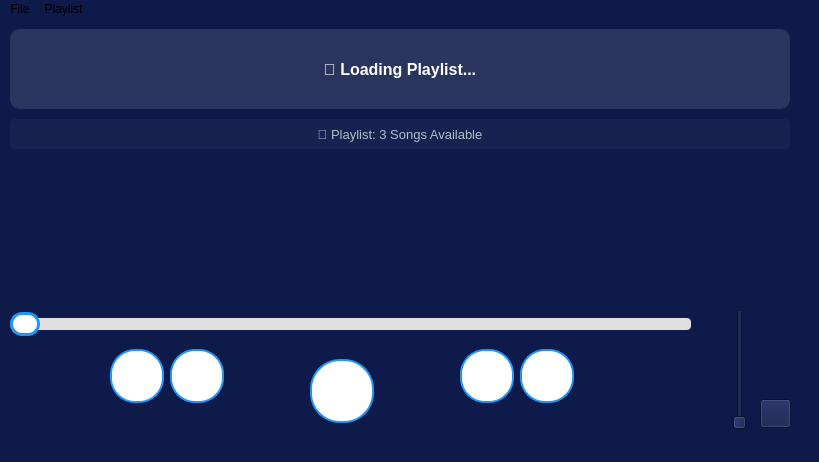
snahvi/AP_jukebox, file mainwindow.ui: the form before one commit.
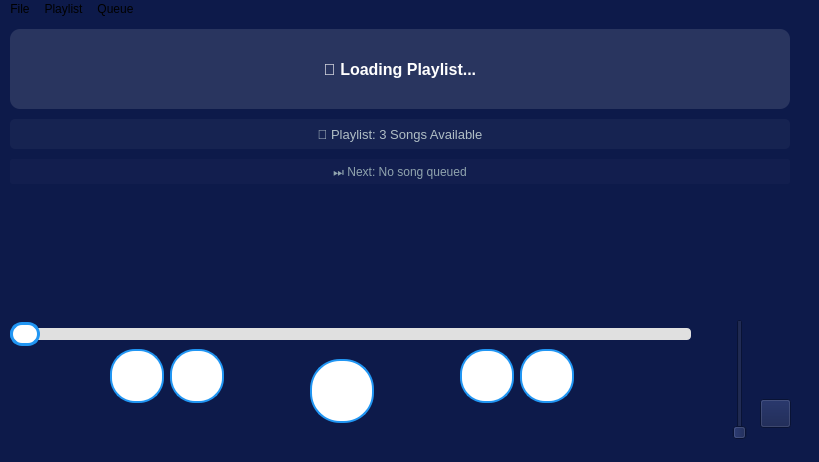
The form after the commit.

What changed in the file:
```diff
--- a/mainwindow.ui
+++ b/mainwindow.ui
@@ -54,7 +54,7 @@
     <property name="geometry">
      <rect>
       <x>10</x>
-      <y>290</y>
+      <y>300</y>
       <width>681</width>
       <height>31</height>
      </rect>
@@ -283,7 +283,7 @@
     <property name="geometry">
      <rect>
       <x>730</x>
-      <y>290</y>
+      <y>300</y>
       <width>20</width>
       <height>121</height>
      </rect>
@@ -296,7 +296,7 @@
     <property name="geometry">
      <rect>
       <x>20</x>
-      <y>260</y>
+      <y>280</y>
       <width>63</width>
       <height>20</height>
      </rect>
@@ -312,7 +312,7 @@
     <property name="geometry">
      <rect>
       <x>640</x>
-      <y>260</y>
+      <y>280</y>
       <width>63</width>
       <height>20</height>
      </rect>
@@ -353,6 +353,34 @@
      <set>Qt::AlignmentFlag::AlignCenter</set>
     </property>
    </widget>
+   <widget class="QLabel" name="label_next_song">
+    <property name="geometry">
+     <rect>
+      <x>10</x>
+      <y>140</y>
+      <width>780</width>
+      <height>25</height>
+     </rect>
+    </property>
+    <property name="font">
+     <font>
+      <pointsize>9</pointsize>
+      <bold>false</bold>
+     </font>
+    </property>
+    <property name="styleSheet">
+     <string notr="true">color: #90A4AE;
+background-color: rgba(255, 255, 255, 5);
+border-radius: 3px;
+padding: 3px;</string>
+    </property>
+    <property name="text">
+     <string>⏭️ Next: No song queued</string>
+    </property>
+    <property name="alignment">
+     <set>Qt::AlignmentFlag::AlignCenter</set>
+    </property>
+   </widget>
   </widget>
   <widget class="QMenuBar" name="menubar">
    <property name="geometry">
@@ -376,9 +404,23 @@
     <addaction name="actionNew_Playlist"/>
     <addaction name="actionOpen_Folder"/>
     <addaction name="actionLoad_Playlist"/>
+    <addaction name="separator"/>
+    <addaction name="actionAdd_Songs"/>
+   </widget>
+   <widget class="QMenu" name="menuQueue">
+    <property name="title">
+     <string>Queue</string>
+    </property>
+    <addaction name="actionEnable_Queue"/>
+    <addaction name="separator"/>
+    <addaction name="actionAdd_to_Queue"/>
+    <addaction name="actionView_Queue"/>
+    <addaction name="separator"/>
+    <addaction name="actionClear_Queue"/>
    </widget>
    <addaction name="menuOpen"/>
    <addaction name="menuPlaylist"/>
+   <addaction name="menuQueue"/>
   </widget>
   <widget class="QStatusBar" name="statusbar"/>
   <action name="actionOpen_file">
```
Left out of the diff: 30 changed lines with no effect on the pictures.
